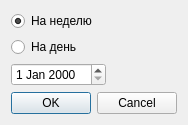
The window that src/interface/forms/export_general_timetable.ui (YoukaiCat/TMIS) describes before a commit, drawn with Qt 5.
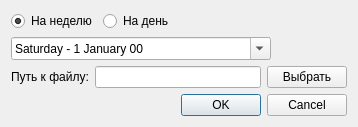
The same window after the commit.

Commit message: Move code of export general timetable to its dialog

Patch:
```diff
--- a/src/interface/forms/export_general_timetable.ui
+++ b/src/interface/forms/export_general_timetable.ui
@@ -6,8 +6,8 @@
    <rect>
     <x>0</x>
     <y>0</y>
-    <width>170</width>
-    <height>115</height>
+    <width>358</width>
+    <height>125</height>
    </rect>
   </property>
   <property name="windowTitle">
@@ -17,6 +17,8 @@
    <item row="0" column="0">
     <layout class="QVBoxLayout" name="verticalLayout">
      <item>
+      <layout class="QHBoxLayout" name="horizontalLayout_3">
+       <item>
       <widget class="QRadioButton" name="weeklyRadioButton">
        <property name="text">
         <string>На неделю</string>
@@ -34,11 +36,39 @@
       </widget>
      </item>
      <item>
+        <spacer name="horizontalSpacer_2">
+         <property name="orientation">
+          <enum>Qt::Horizontal</enum>
+         </property>
+         <property name="sizeHint" stdset="0">
+          <size>
+           <width>40</width>
+           <height>20</height>
+          </size>
+         </property>
+        </spacer>
+       </item>
+      </layout>
+     </item>
+     <item>
       <layout class="QGridLayout" name="gridLayout">
        <item row="0" column="0">
         <layout class="QHBoxLayout" name="horizontalLayout">
          <item>
-          <widget class="QDateEdit" name="dateDateEdit"/>
+          <widget class="QDateEdit" name="dateDateEdit">
+           <property name="minimumSize">
+            <size>
+             <width>260</width>
+             <height>0</height>
+            </size>
+           </property>
+           <property name="displayFormat">
+            <string>dddd - d MMMM yy</string>
+           </property>
+           <property name="calendarPopup">
+            <bool>true</bool>
+           </property>
+          </widget>
          </item>
          <item>
           <spacer name="horizontalSpacer">
@@ -57,6 +87,34 @@
        </item>
       </layout>
      </item>
+     <item>
+      <layout class="QHBoxLayout" name="horizontalLayout_2">
+       <item>
+        <widget class="QLabel" name="label">
+         <property name="text">
+          <string>Путь к файлу:</string>
+         </property>
+        </widget>
+       </item>
+       <item>
+        <widget class="QLineEdit" name="pathLineEdit">
+         <property name="minimumSize">
+          <size>
+           <width>165</width>
+           <height>0</height>
+          </size>
+         </property>
+        </widget>
+       </item>
+       <item>
+        <widget class="QPushButton" name="browsePushButton">
+         <property name="text">
+          <string>Выбрать</string>
+         </property>
+        </widget>
+       </item>
+      </layout>
+     </item>
      <item>
       <widget class="QDialogButtonBox" name="exportButtonBox">
        <property name="standardButtons">
@@ -64,6 +122,19 @@
        </property>
       </widget>
      </item>
+     <item>
+      <spacer name="verticalSpacer">
+       <property name="orientation">
+        <enum>Qt::Vertical</enum>
+       </property>
+       <property name="sizeHint" stdset="0">
+        <size>
+         <width>20</width>
+         <height>40</height>
+        </size>
+       </property>
+      </spacer>
+     </item>
     </layout>
    </item>
   </layout>
```
Lines whose indentation alone changed are shown as unchanged. The commit also changes 2 other files.
